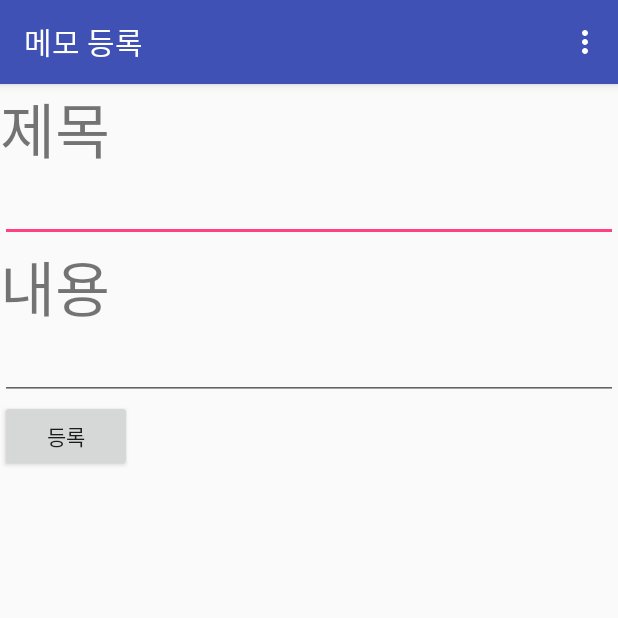
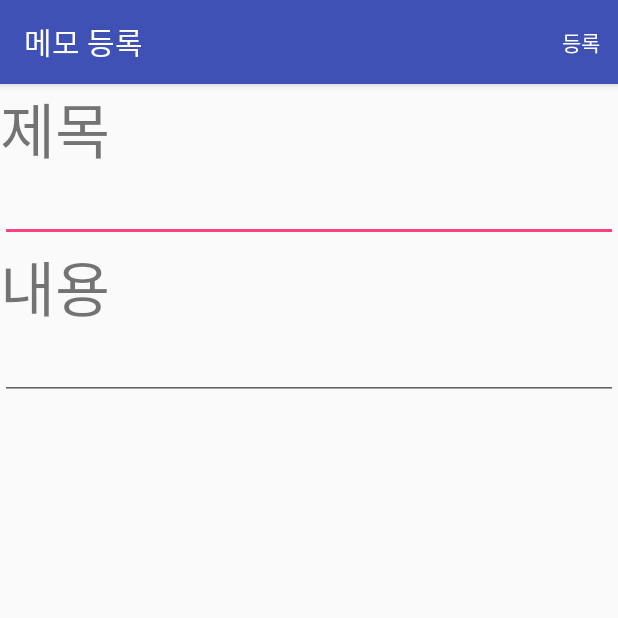
Before and after one commit to hsKinn/AndroidStudio, an Android app: the DetailActivity screen opened directly, with no data from a screen before it, on a phone screen of 412 x 824 dp, the top half of it. Run offline under Robolectric (Android 15) with nearby library versions, the phone set to English and light mode, and no system bars.

Commit message:
Memo App

```diff
--- a/MyMemoApp/app/src/main/java/com/ktds/hskim/mymemoapp/DetailActivity.java
+++ b/MyMemoApp/app/src/main/java/com/ktds/hskim/mymemoapp/DetailActivity.java
@@ -2,6 +2,7 @@ package com.ktds.hskim.mymemoapp;
 
 import android.content.Intent;
 import android.os.Bundle;
+import android.support.v7.app.ActionBarActivity;
 import android.support.v7.app.AppCompatActivity;
 import android.view.Menu;
 import android.view.MenuItem;
@@ -13,58 +14,74 @@ import android.widget.Toast;
 import com.ktds.hskim.mymemoapp.db.DBHelper;
 import com.ktds.hskim.mymemoapp.vo.Memo;
 
-public class DetailActivity extends AppCompatActivity {
+public class DetailActivity extends ActionBarActivity {
 
     private DBHelper dbHelper;
 
-    private Button btnSubmit;
-    private Button btnDelete;
-
     private EditText etSubject;
     private EditText etContent;
+
+    private final int[] id = { 0 };
 
     @Override
     protected void onCreate(Bundle savedInstanceState) {
         super.onCreate(savedInstanceState);
         setContentView(R.layout.activity_detail);
 
-        if ( dbHelper == null ) {
+        if (dbHelper == null) {
             dbHelper = new DBHelper(DetailActivity.this, "MEMO", null, 1);
         }
 
         Intent intent = getIntent();
-        final int id = intent.getIntExtra("id", 0);
+        id[0] = intent.getIntExtra("id", 0);
 
         etSubject = (EditText) findViewById(R.id.etSubject);
         etContent = (EditText) findViewById(R.id.etContent);
 
-        btnSubmit = (Button) findViewById(R.id.btnSubmit);
-        btnDelete = (Button) findViewById(R.id.btnDelete);
+        if (id[0] == 0) {
+            setTitle("메모 등록");
+        } else {
+            setTitle("메모 수정");
 
-        if ( id == 0) {
-            setTitle("메모 등록");
-            btnDelete.setVisibility(View.INVISIBLE);
-        }
-        else {
-            setTitle("메모 수정");
-            btnSubmit.setText("수정");
-
-            Memo memo = dbHelper.getOneMemo(id);
+            Memo memo = dbHelper.getOneMemo(id[0]);
 
             etSubject.setText(memo.getSubject());
             etContent.setText(memo.getContent());
         }
+    }
 
-        btnSubmit.setOnClickListener(new View.OnClickListener() {
     @Override
-            public void onClick(View v) {
+    public boolean onCreateOptionsMenu(Menu menu) {
 
-                if ( id == 0 ) {
+        getMenuInflater().inflate(R.menu.menu_detail, menu);
+
+        MenuItem submit = menu.findItem(R.id.action_submit);
+        MenuItem modify = menu.findItem(R.id.action_modify);
+        MenuItem delete = menu.findItem(R.id.action_delete);
+
+        // 등록 시 수정 삭제 버튼 감추기
+        if ( id[0] == 0 ) {
+            modify.setVisible(false);
+            delete.setVisible(false);
+        }
+        else {
+            submit.setVisible(false);
+        }
+
+        return true;
+    }
+
+    @Override
+    public boolean onOptionsItemSelected(MenuItem item) {
+
+        int itemId = item.getItemId();
+
+        if ( itemId == R.id.action_submit ) {
             // Memo 등록 로직
             // 제목 입력 Validation
-                    if ( etSubject.getText().toString().length() < 0 ) {
+            if ( etSubject.getText().toString().length() < 1 ) {
                 Toast.makeText(DetailActivity.this, "제목을 입력하세요", Toast.LENGTH_SHORT).show();
-                        return;
+                return false;
             }
 
             Memo memo = new Memo();
@@ -73,61 +90,33 @@ public class DetailActivity extends AppCompatActivity {
 
             dbHelper.addToMemo(memo);
 
-                    Intent intent = new Intent(v.getContext(), MainActivity.class);
+            Intent intent = new Intent(DetailActivity.this, MainActivity.class);
             startActivity(intent);
-
         }
-                else {
+        else if ( itemId == R.id.action_modify ) {
             // Memo 수정 로직
             // 제목 입력 Validation
-                    if ( etSubject.getText().toString().length() < 0 ) {
+            if ( etSubject.getText().toString().length() < 1 ) {
                 Toast.makeText(DetailActivity.this, "제목을 입력하세요", Toast.LENGTH_SHORT).show();
-                        return;
+                return false;
             }
 
             Memo memo = new Memo();
-                    memo.set_id(id);
+            memo.set_id(id[0]);
             memo.setSubject(etSubject.getText().toString());
             memo.setContent(etContent.getText().toString());
 
             dbHelper.modifyToMemo(memo);
 
-                    Intent intent = new Intent(v.getContext(), MainActivity.class);
+            Intent intent = new Intent(DetailActivity.this, MainActivity.class);
             startActivity(intent);
         }
-            }
-        });
+        else if ( itemId == R.id.action_delete ) {
+            // Memo 삭제 로직
+            dbHelper.deleteToMemo(id[0]);
 
-        btnDelete.setOnClickListener(new View.OnClickListener() {
-            @Override
-            public void onClick(View v) {
-                dbHelper.deleteToMemo(id);
-
-                Intent intent = new Intent(v.getContext(), MainActivity.class);
+            Intent intent = new Intent(DetailActivity.this, MainActivity.class);
             startActivity(intent);
-            }
-        });
-
-    }
-
-    @Override
-    public boolean onCreateOptionsMenu(Menu menu) {
-        // Inflate the menu; this adds items to the action bar if it is present.
-        getMenuInflater().inflate(R.menu.menu_detail, menu);
-        return true;
-    }
-
-    @Override
-    public boolean onOptionsItemSelected(MenuItem item) {
-        // Handle action bar item clicks here. The action bar will
-        // automatically handle clicks on the Home/Up button, so long
-        // as you specify a parent activity in AndroidManifest.xml.
-        int id = item.getItemId();
-
-        //noinspection SimplifiableIfStatement
-        if ( id == R.id.action_modify ) {
-        }
-        else if ( id == R.id.action_delete ) {
         }
 
         return super.onOptionsItemSelected(item);
--- a/MyMemoApp/app/src/main/java/com/ktds/hskim/mymemoapp/MainActivity.java
+++ b/MyMemoApp/app/src/main/java/com/ktds/hskim/mymemoapp/MainActivity.java
@@ -45,10 +45,10 @@ public class MainActivity extends AppCompatActivity {
         // MemoList 가져오기
         List<Memo> memoList = dbHelper.getAllMemoList();
 
-        // MemoLIst 뿌려주기
+        // MemoLIst 출력
         lvMemoList.setAdapter(new MemoListAdapter(memoList, MainActivity.this));
 
-        // Floating 버튼
+        // Floating 버튼 Memo 추가
         FloatingActionButton fab = (FloatingActionButton) findViewById(R.id.fab);
         fab.setOnClickListener(new View.OnClickListener() {
             @Override
--- a/MyMemoApp/app/src/main/res/layout/activity_detail.xml
+++ b/MyMemoApp/app/src/main/res/layout/activity_detail.xml
@@ -28,24 +28,4 @@
         android:layout_width="match_parent"
         android:layout_height="wrap_content" />
 
-    <LinearLayout
-        android:orientation="horizontal"
-        android:layout_width="match_parent"
-        android:layout_height="wrap_content">
-
-        <Button
-            android:id="@+id/btnSubmit"
-            android:text="등록"
-            android:layout_width="wrap_content"
-            android:layout_height="wrap_content" />
-
-        <Button
-            android:id="@+id/btnDelete"
-            android:text="삭제"
-            android:layout_width="wrap_content"
-            android:layout_height="wrap_content" />
-
-    </LinearLayout>
-
-
 </LinearLayout>
--- a/MyMemoApp/app/src/main/res/menu/menu_detail.xml
+++ b/MyMemoApp/app/src/main/res/menu/menu_detail.xml
@@ -1,15 +1,15 @@
 <menu xmlns:android="http://schemas.android.com/apk/res/android"
-    xmlns:app="http://schemas.android.com/apk/res-auto"
-    xmlns:tools="http://schemas.android.com/tools"
-    tools:context="com.ktds.hskim.mymemoapp.DetailActivity">
+    xmlns:app="http://schemas.android.com/apk/res-auto">
         <item
             android:id="@+id/action_modify"
-            android:orderInCategory="100"
             android:title="수정"
-            app:showAsAction="never" />
+            app:showAsAction="always" />
         <item
             android:id="@+id/action_delete"
-            android:orderInCategory="101"
             android:title="삭제"
-            app:showAsAction="never" />
+            app:showAsAction="always"/>
+        <item
+            android:id="@+id/action_submit"
+            android:title="등록"
+            app:showAsAction="always"/>
 </menu>
```
Also changed, not shown: MyMemoApp/app/src/main/java/com/ktds/hskim/mymemoapp/db/DBHelper.java (+51 -1 lines). Lines whose indentation alone changed are shown as unchanged.
